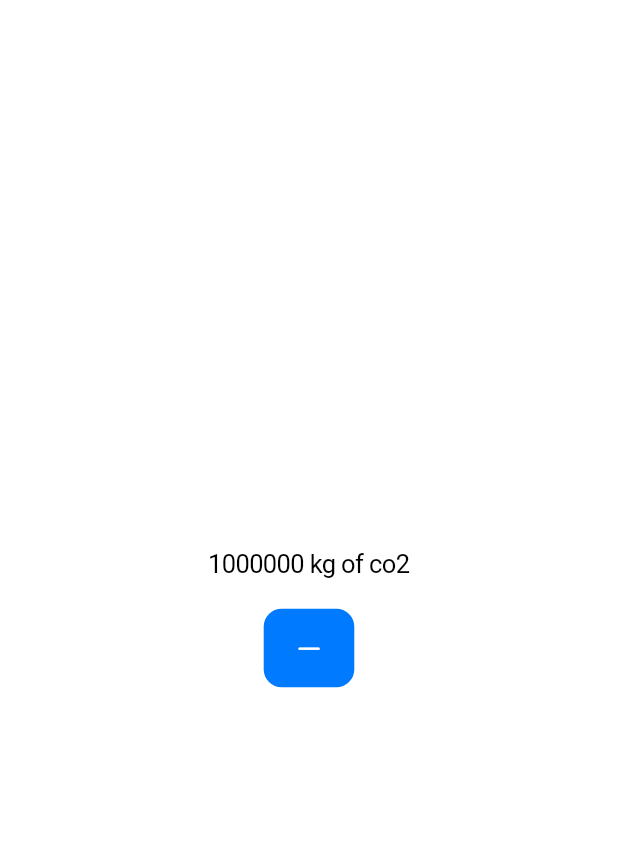
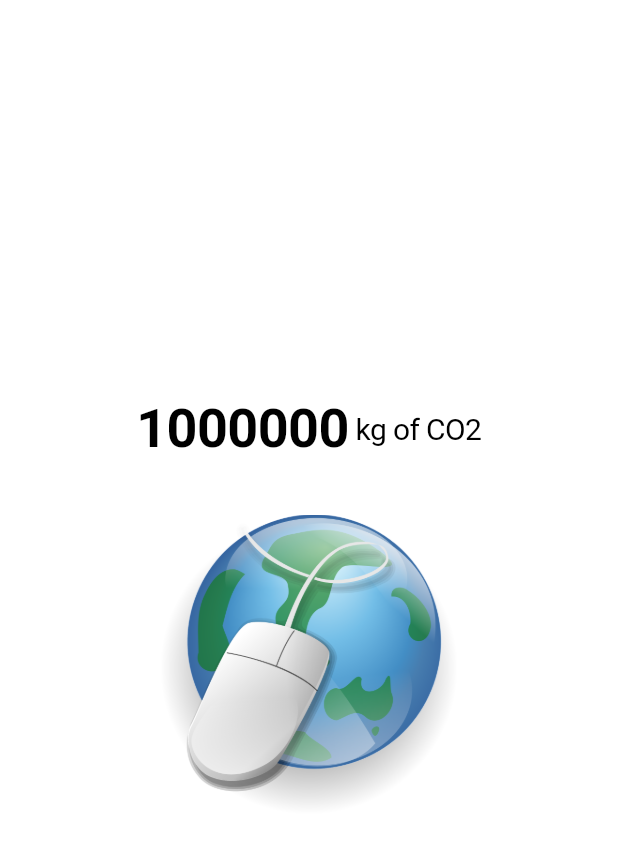
Before and after one commit to LeoATX/globe-clicker, a Flutter app: the screen it shows after launch, on a phone screen of 412 x 824 dp. Shown: the top 844 px of the screen. Run offline on Flutter 3.47's test engine with Material 3 defaults, Android fonts, the light colour scheme and no system bars.

Commit message:
Renovate clicker

```diff
--- a/app/lib/main.dart
+++ b/app/lib/main.dart
@@ -42,12 +42,20 @@ class _MyHomePageState extends State<MyHomePage> {
         child: Column(
           mainAxisAlignment: MainAxisAlignment.center,
           children: [
-            Text('${counter.toString()} kg of co2'),
+            Row(mainAxisAlignment: MainAxisAlignment.center, children: [
+              Text(counter.toString(),
+                  style: const TextStyle(
+                      fontWeight: FontWeight.bold, fontSize: 36)),
+              const Text(' kg of CO2', style: TextStyle(fontSize: 20)),
+            ]),
             const SizedBox(height: 20),
             CupertinoButton(
-              color: CupertinoColors.activeBlue,
               onPressed: changeCounter,
-              child: const Icon(CupertinoIcons.minus),
+              child: const Image(
+                image: AssetImage('assets/images/globe.png'),
+                width: 200,
+                height: 200,
+              ),
             ),
           ],
         ),
--- a/app/pubspec.yaml
+++ b/app/pubspec.yaml
@@ -52,6 +52,8 @@ dev_dependencies:
 
 # The following section is specific to Flutter packages.
 flutter:
+  assets:
+      - assets/images/
 
   # The following line ensures that the Material Icons font is
   # included with your application, so that you can use the icons in
```
Also changed, not shown: app/assets/images/globe.png (added).
